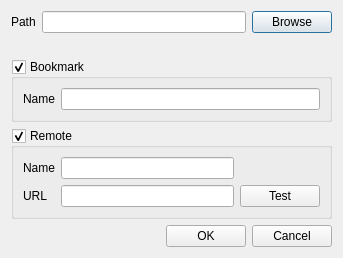
Old version of the form src/CreateRepositoryDialog.ui in the repository soramimi/Guitar.
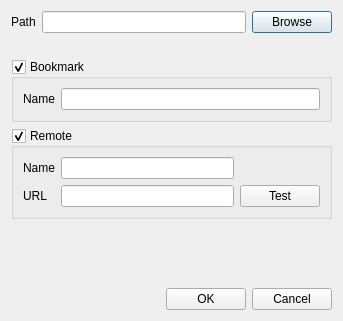
New version of the form. Custom widgets are drawn as their Qt base class.

Diff of the .ui file:
```diff
--- a/src/CreateRepositoryDialog.ui
+++ b/src/CreateRepositoryDialog.ui
@@ -7,7 +7,7 @@
     <x>0</x>
     <y>0</y>
     <width>343</width>
-    <height>243</height>
+    <height>321</height>
    </rect>
   </property>
   <property name="windowTitle">
```
